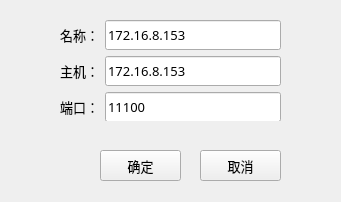
Old version of the form createconnect.ui in the repository HuaGouFdog/Fdog-Kit.
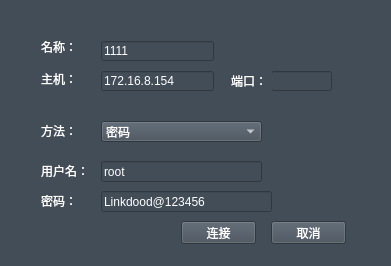
New version of the form. Icons and pictures are not drawn.

What changed in the file:
```diff
--- a/createconnect.ui
+++ b/createconnect.ui
@@ -6,8 +6,8 @@
    <rect>
     <x>0</x>
     <y>0</y>
-    <width>341</width>
-    <height>202</height>
+    <width>391</width>
+    <height>266</height>
    </rect>
   </property>
   <property name="font">
@@ -23,10 +23,209 @@
    <iconset resource="lib.qrc">
     <normaloff>:/lib/wicon_46.png</normaloff>:/lib/wicon_46.png</iconset>
   </property>
-  <widget class="QPushButton" name="pushButton_close">
+  <property name="styleSheet">
+   <string notr="true">background-color: rgb(67, 77, 88);
+color: rgb(255, 255, 255);</string>
+  </property>
+  <layout class="QVBoxLayout" name="verticalLayout">
+   <item>
+    <widget class="QStackedWidget" name="stackedWidget">
+     <property name="currentIndex">
+      <number>0</number>
+     </property>
+     <widget class="QWidget" name="page">
+      <widget class="QLabel" name="label_ssh_password">
    <property name="geometry">
     <rect>
-     <x>200</x>
+         <x>30</x>
+         <y>180</y>
+         <width>51</width>
+         <height>20</height>
+        </rect>
+       </property>
+       <property name="text">
+        <string>密码：</string>
+       </property>
+      </widget>
+      <widget class="QComboBox" name="comboBox_ssh_func">
+       <property name="geometry">
+        <rect>
+         <x>90</x>
+         <y>110</y>
+         <width>161</width>
+         <height>21</height>
+        </rect>
+       </property>
+       <item>
+        <property name="text">
+         <string>密码</string>
+        </property>
+       </item>
+       <item>
+        <property name="text">
+         <string>公钥</string>
+        </property>
+       </item>
+      </widget>
+      <widget class="QLabel" name="label_ssh_name">
+       <property name="geometry">
+        <rect>
+         <x>30</x>
+         <y>30</y>
+         <width>54</width>
+         <height>12</height>
+        </rect>
+       </property>
+       <property name="text">
+        <string>名称：</string>
+       </property>
+      </widget>
+      <widget class="QPushButton" name="pushButton_ssh_connect">
+       <property name="geometry">
+        <rect>
+         <x>170</x>
+         <y>210</y>
+         <width>75</width>
+         <height>23</height>
+        </rect>
+       </property>
+       <property name="text">
+        <string>连接</string>
+       </property>
+      </widget>
+      <widget class="QLineEdit" name="lineEdit_ssh_name">
+       <property name="geometry">
+        <rect>
+         <x>90</x>
+         <y>30</y>
+         <width>113</width>
+         <height>20</height>
+        </rect>
+       </property>
+       <property name="text">
+        <string>1111</string>
+       </property>
+      </widget>
+      <widget class="QLabel" name="label_ssh_user">
+       <property name="geometry">
+        <rect>
+         <x>30</x>
+         <y>150</y>
+         <width>51</width>
+         <height>20</height>
+        </rect>
+       </property>
+       <property name="text">
+        <string>用户名：</string>
+       </property>
+      </widget>
+      <widget class="QLineEdit" name="lineEdit_ssh_port">
+       <property name="geometry">
+        <rect>
+         <x>260</x>
+         <y>60</y>
+         <width>61</width>
+         <height>20</height>
+        </rect>
+       </property>
+      </widget>
+      <widget class="QPushButton" name="pushButton_ssh_close">
+       <property name="geometry">
+        <rect>
+         <x>260</x>
+         <y>210</y>
+         <width>75</width>
+         <height>23</height>
+        </rect>
+       </property>
+       <property name="text">
+        <string>取消</string>
+       </property>
+      </widget>
+      <widget class="QLabel" name="label_ssh_port">
+       <property name="geometry">
+        <rect>
+         <x>220</x>
+         <y>60</y>
+         <width>41</width>
+         <height>20</height>
+        </rect>
+       </property>
+       <property name="text">
+        <string>端口：</string>
+       </property>
+      </widget>
+      <widget class="QLineEdit" name="lineEdit_ssh_host">
+       <property name="geometry">
+        <rect>
+         <x>90</x>
+         <y>60</y>
+         <width>113</width>
+         <height>20</height>
+        </rect>
+       </property>
+       <property name="text">
+        <string>172.16.8.154</string>
+       </property>
+      </widget>
+      <widget class="QLineEdit" name="lineEdit_ssh_user">
+       <property name="geometry">
+        <rect>
+         <x>90</x>
+         <y>150</y>
+         <width>161</width>
+         <height>21</height>
+        </rect>
+       </property>
+       <property name="text">
+        <string>root</string>
+       </property>
+      </widget>
+      <widget class="QLineEdit" name="lineEdit_ssh_password">
+       <property name="geometry">
+        <rect>
+         <x>90</x>
+         <y>180</y>
+         <width>171</width>
+         <height>21</height>
+        </rect>
+       </property>
+       <property name="text">
+        <string>Linkdood@123456</string>
+       </property>
+      </widget>
+      <widget class="QLabel" name="label_ssh_func">
+       <property name="geometry">
+        <rect>
+         <x>30</x>
+         <y>110</y>
+         <width>51</width>
+         <height>20</height>
+        </rect>
+       </property>
+       <property name="text">
+        <string>方法：</string>
+       </property>
+      </widget>
+      <widget class="QLabel" name="label_ssh_host">
+       <property name="geometry">
+        <rect>
+         <x>30</x>
+         <y>60</y>
+         <width>41</width>
+         <height>16</height>
+        </rect>
+       </property>
+       <property name="text">
+        <string>主机：</string>
+       </property>
+      </widget>
+     </widget>
+     <widget class="QWidget" name="page_2">
+      <widget class="QPushButton" name="pushButton_zk_close">
+       <property name="geometry">
+        <rect>
+         <x>180</x>
      <y>150</y>
      <width>81</width>
      <height>31</height>
@@ -45,10 +244,10 @@
   <widget class="QWidget" name="gridLayoutWidget">
    <property name="geometry">
     <rect>
-     <x>60</x>
+         <x>40</x>
      <y>20</y>
      <width>221</width>
-     <height>101</height>
+         <height>104</height>
     </rect>
    </property>
    <layout class="QGridLayout" name="gridLayout">
@@ -96,25 +295,6 @@
       </property>
      </widget>
     </item>
-    <item row="2" column="1">
-     <widget class="QLineEdit" name="lineEdit_port">
-      <property name="minimumSize">
-       <size>
-        <width>0</width>
-        <height>30</height>
-       </size>
-      </property>
-      <property name="font">
-       <font>
-        <family>OPPOSans B</family>
-        <pointsize>10</pointsize>
-       </font>
-      </property>
-      <property name="text">
-       <string>11100</string>
-      </property>
-     </widget>
-    </item>
     <item row="1" column="0">
      <widget class="QLabel" name="label_host">
       <property name="font">
@@ -146,12 +326,31 @@
       </property>
      </widget>
     </item>
-   </layout>
-  </widget>
-  <widget class="QPushButton" name="pushButton_connect">
+        <item row="2" column="1">
+         <widget class="QLineEdit" name="lineEdit_zk_port">
+          <property name="minimumSize">
+           <size>
+            <width>0</width>
+            <height>30</height>
+           </size>
+          </property>
+          <property name="font">
+           <font>
+            <family>OPPOSans B</family>
+            <pointsize>10</pointsize>
+           </font>
+          </property>
+          <property name="text">
+           <string>11100</string>
+          </property>
+         </widget>
+        </item>
+       </layout>
+      </widget>
+      <widget class="QPushButton" name="pushButton_zk_connect">
    <property name="geometry">
     <rect>
-     <x>100</x>
+         <x>80</x>
      <y>150</y>
      <width>81</width>
      <height>31</height>
@@ -167,6 +366,10 @@
     <string>确定</string>
    </property>
   </widget>
+     </widget>
+    </widget>
+   </item>
+  </layout>
  </widget>
  <resources>
   <include location="lib.qrc"/>
```
Left out of the diff: 10 changed lines with no effect on the pictures. Lines whose indentation alone changed are shown as unchanged.
